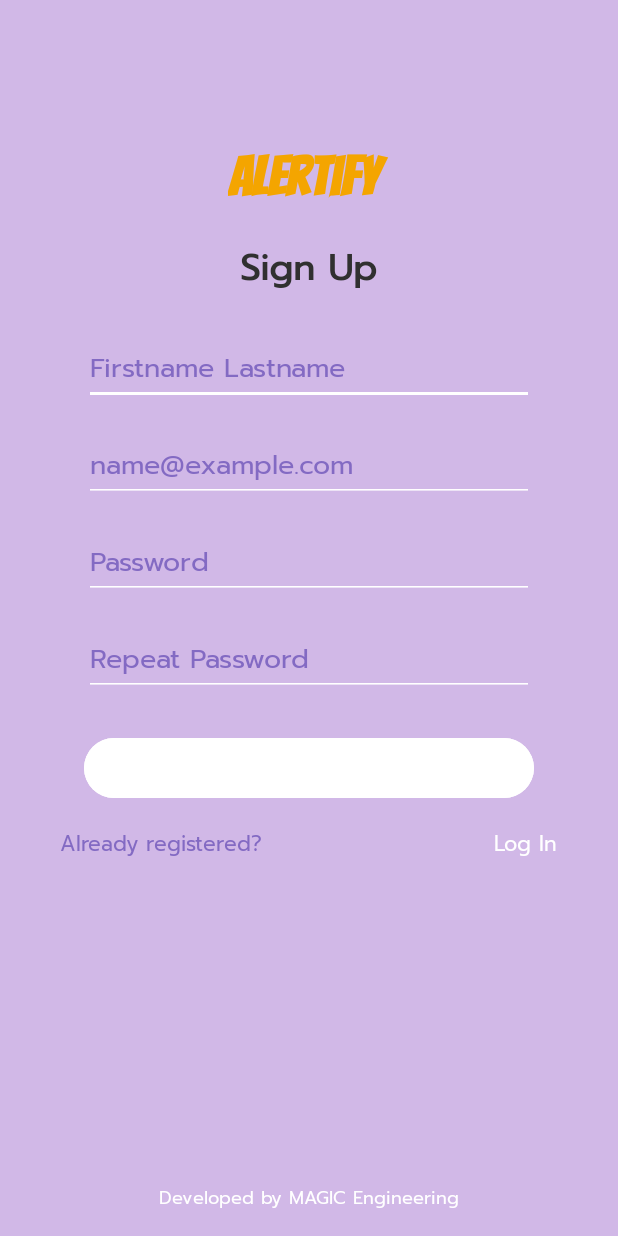
After one commit to tuonghuy7104/SafeGuard, an Android app: the layout activity_sign_up.xml on its own in the app's theme, with its tools: preview values and no code run, on a phone screen of 412 x 824 dp. The commit adds this screen. Run offline under Robolectric (Android 15) with nearby library versions, the phone set to English and light mode, and no system bars.

Commit message:
Add: login and sign up layout

```diff
--- a/app/build.gradle.kts
+++ b/app/build.gradle.kts
@@ -37,6 +37,9 @@ dependencies {
     implementation(libs.material)
     implementation(libs.activity)
     implementation(libs.constraintlayout)
+    implementation (libs.play.services.location)
+    implementation (libs.play.services.maps)
+    implementation (libs.android.maps.utils)
     testImplementation(libs.junit)
     androidTestImplementation(libs.ext.junit)
     androidTestImplementation(libs.espresso.core)
--- a/app/src/main/res/layout/activity_main.xml
+++ b/app/src/main/res/layout/activity_main.xml
@@ -10,7 +10,7 @@
     <TextView
         android:layout_width="wrap_content"
         android:layout_height="wrap_content"
-        android:text="Hello World!"
+        android:text="This is SafeGuard app that may help you out in dangerous situations!"
         app:layout_constraintBottom_toBottomOf="parent"
         app:layout_constraintEnd_toEndOf="parent"
         app:layout_constraintStart_toStartOf="parent"
--- /dev/null
+++ b/app/src/main/res/layout/activity_sign_up.xml
@@ -0,0 +1,145 @@
+<?xml version="1.0" encoding="utf-8"?>
+<RelativeLayout
+    xmlns:android="http://schemas.android.com/apk/res/android"
+    android:layout_width="match_parent"
+    android:layout_height="match_parent"
+    android:background="@color/light_purple">
+
+    <!-- Logo -->
+    <TextView
+        android:id="@+id/tvLogo"
+        android:layout_width="wrap_content"
+        android:layout_height="wrap_content"
+        android:text="Alertify "
+        android:textColor="@color/primary_yellow"
+        android:textSize="36sp"
+        android:textStyle="bold"
+        android:fontFamily="@font/bangers_regular"
+        android:layout_centerHorizontal="true"
+        android:layout_marginTop="80dp" />
+
+    <!-- Title -->
+    <TextView
+        android:id="@+id/tvSignUpTitle"
+        android:layout_width="wrap_content"
+        android:layout_height="wrap_content"
+        android:text="Sign Up"
+        android:textColor="@color/dark_grey"
+        android:textSize="24sp"
+        android:textStyle="bold"
+        android:fontFamily="@font/prompt_regular"
+        android:layout_below="@id/tvLogo"
+        android:layout_centerHorizontal="true"
+        android:layout_marginTop="16dp" />
+
+    <!-- Full Name -->
+    <EditText
+        android:id="@+id/etFullName"
+        android:layout_width="300dp"
+        android:layout_height="wrap_content"
+        android:hint="Firstname Lastname"
+        android:backgroundTint="@color/primary_purple"
+        android:textColor="@color/dark_grey"
+        android:textColorHint="@color/purple"
+        android:fontFamily="@font/prompt_regular"
+        android:layout_below="@id/tvSignUpTitle"
+        android:layout_centerHorizontal="true"
+        android:layout_marginTop="24dp" />
+
+    <!-- Email -->
+    <EditText
+        android:id="@+id/etEmail"
+        android:layout_width="300dp"
+        android:layout_height="wrap_content"
+        android:hint="name@example.com"
+        android:backgroundTint="@color/primary_purple"
+        android:textColor="@color/dark_grey"
+        android:textColorHint="@color/purple"
+        android:fontFamily="@font/prompt_regular"
+        android:inputType="textEmailAddress"
+        android:layout_below="@id/etFullName"
+        android:layout_centerHorizontal="true"
+        android:layout_marginTop="16dp" />
+
+    <!-- Password -->
+    <EditText
+        android:id="@+id/etPassword"
+        android:layout_width="300dp"
+        android:layout_height="wrap_content"
+        android:hint="Password"
+        android:backgroundTint="@color/primary_purple"
+        android:textColor="@color/dark_grey"
+        android:textColorHint="@color/purple"
+        android:fontFamily="@font/prompt_regular"
+        android:inputType="textPassword"
+        android:layout_below="@id/etEmail"
+        android:layout_centerHorizontal="true"
+        android:layout_marginTop="16dp" />
+
+    <!-- Repeat Password -->
+    <EditText
+        android:id="@+id/etRepeatPassword"
+        android:layout_width="300dp"
+        android:layout_height="wrap_content"
+        android:hint="Repeat Password"
+        android:backgroundTint="@color/primary_purple"
+        android:textColor="@color/dark_grey"
+        android:textColorHint="@color/purple"
+        android:fontFamily="@font/prompt_regular"
+        android:inputType="textPassword"
+        android:layout_below="@id/etPassword"
+        android:layout_centerHorizontal="true"
+        android:layout_marginTop="16dp" />
+
+    <!-- Submit Button -->
+    <Button
+        android:id="@+id/btnSignUp"
+        android:layout_width="300dp"
+        android:layout_height="wrap_content"
+        android:text="Next"
+        android:backgroundTint="@color/primary_purple"
+        android:textColor="@color/white"
+        android:fontFamily="@font/prompt_regular"
+        android:layout_below="@id/etRepeatPassword"
+        android:layout_centerHorizontal="true"
+        android:layout_marginTop="24dp" />
+
+    <!-- Go back to LogIn -->
+    <TextView
+        android:id="@+id/tvAlreadyRegistered"
+        android:layout_width="wrap_content"
+        android:layout_height="wrap_content"
+        android:text="Already registered?"
+        android:textColor="@color/purple"
+        android:fontFamily="@font/prompt_regular"
+        android:layout_below="@id/btnSignUp"
+        android:layout_alignParentStart="true"
+        android:layout_marginStart="40dp"
+        android:layout_marginTop="16dp" />
+
+    <TextView
+        android:id="@+id/tvLogin"
+        android:layout_width="wrap_content"
+        android:layout_height="wrap_content"
+        android:text="Log In"
+        android:textColor="@color/primary_purple"
+        android:fontFamily="@font/prompt_regular"
+        android:layout_below="@id/btnSignUp"
+        android:layout_alignParentEnd="true"
+        android:layout_marginEnd="40dp"
+        android:layout_marginTop="16dp" />
+
+    <!-- Footer -->
+    <TextView
+        android:id="@+id/tvDeveloper"
+        android:layout_width="wrap_content"
+        android:layout_height="wrap_content"
+        android:text="Developed by MAGIC Engineering"
+        android:textColor="@color/primary_purple"
+        android:textSize="12sp"
+        android:fontFamily="@font/prompt_regular"
+        android:layout_alignParentBottom="true"
+        android:layout_centerHorizontal="true"
+        android:layout_marginBottom="16dp" />
+
+</RelativeLayout>
--- a/app/src/main/res/values/colors.xml
+++ b/app/src/main/res/values/colors.xml
@@ -1,5 +1,19 @@
 <?xml version="1.0" encoding="utf-8"?>
 <resources>
-    <color name="black">#FF000000</color>
-    <color name="white">#FFFFFFFF</color>
+    <!-- Cores principais -->
+    <color name="primary_yellow">#f4a500</color> <!-- Orange -->
+    <color name="primary_purple">#ffffff</color> <!-- White -->
+
+    <!-- Cores complementares -->
+    <color name="violet">#6b329e</color>
+    <color name="purple">#836ac3</color>
+    <color name="light_purple">#d1b8e7</color>
+    <color name="orange">#f4a500</color>
+    <color name="light_orange">#fbcf92</color>
+
+    <!-- Cores neutras -->
+    <color name="white">#ffffff</color>
+    <color name="light_white">#f2f2f2</color>
+    <color name="dark_grey">#303030</color>
+    <color name="black">#000000</color>
 </resources>
--- a/app/src/main/res/values/strings.xml
+++ b/app/src/main/res/values/strings.xml
@@ -1,3 +1,7 @@
 <resources>
     <string name="app_name">SafeGuard</string>
+    <string name="welcome_message">Welcome to SafeGuard!</string>
+    <string name="login_button">Log In</string>
+    <string name="signup_button">Sign Up</string>
+    <string name="contact_display">%1$s - %2$s</string>
 </resources>
--- a/gradle/libs.versions.toml
+++ b/gradle/libs.versions.toml
@@ -1,5 +1,6 @@
 [versions]
 agp = "8.10.0"
+androidMapsUtils = "3.8.0"
 junit = "4.13.2"
 junitVersion = "1.2.1"
 espressoCore = "3.6.1"
@@ -7,8 +8,11 @@ appcompat = "1.7.1"
 material = "1.12.0"
 activity = "1.10.1"
 constraintlayout = "2.2.1"
+playServicesLocation = "21.3.0"
+playServicesMaps = "19.2.0"
 
 [libraries]
+android-maps-utils = { module = "com.google.maps.android:android-maps-utils", version.ref = "androidMapsUtils" }
 junit = { group = "junit", name = "junit", version.ref = "junit" }
 ext-junit = { group = "androidx.test.ext", name = "junit", version.ref = "junitVersion" }
 espresso-core = { group = "androidx.test.espresso", name = "espresso-core", version.ref = "espressoCore" }
@@ -16,6 +20,8 @@ appcompat = { group = "androidx.appcompat", name = "appcompat", version.ref = "a
 material = { group = "com.google.android.material", name = "material", version.ref = "material" }
 activity = { group = "androidx.activity", name = "activity", version.ref = "activity" }
 constraintlayout = { group = "androidx.constraintlayout", name = "constraintlayout", version.ref = "constraintlayout" }
+play-services-location = { module = "com.google.android.gms:play-services-location", version.ref = "playServicesLocation" }
+play-services-maps = { module = "com.google.android.gms:play-services-maps", version.ref = "playServicesMaps" }
 
 [plugins]
 android-application = { id = "com.android.application", version.ref = "agp" }
```
Also changed, not shown: app/src/main/res/layout/activity_login.xml (added, +133 -0 lines), app/src/main/res/font/anton_regular.ttf (added), app/src/main/res/font/bangers_regular.ttf (added), app/src/main/res/font/merriweather_regular.ttf (added), app/src/main/res/font/prompt_regular.ttf (added).
